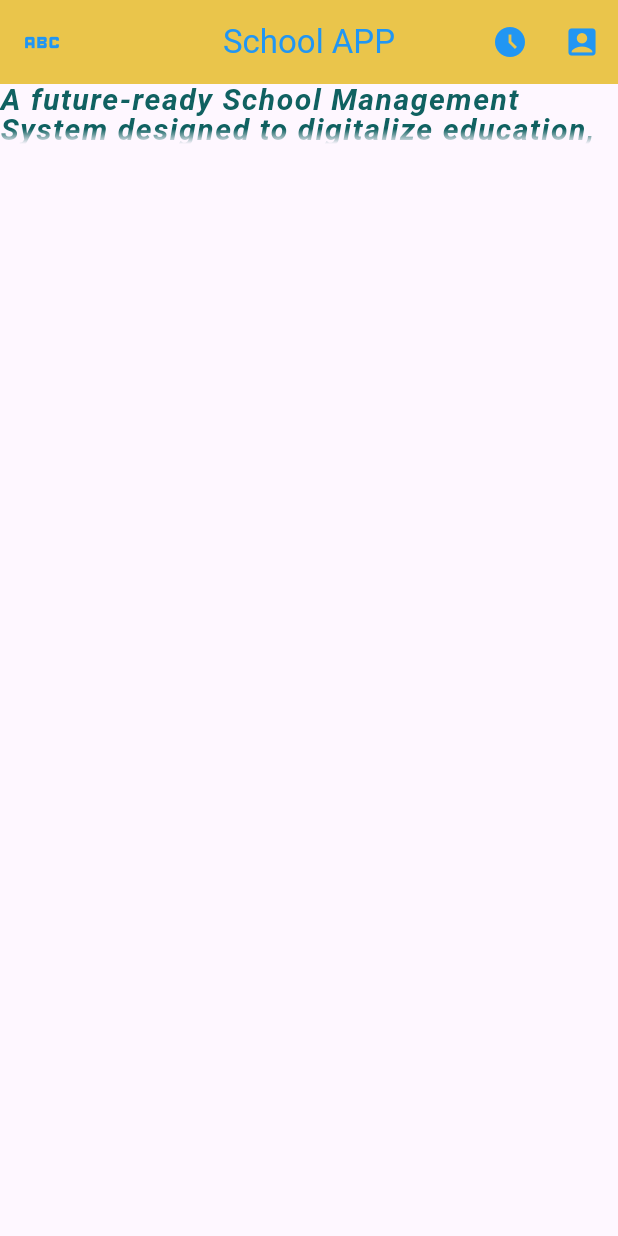
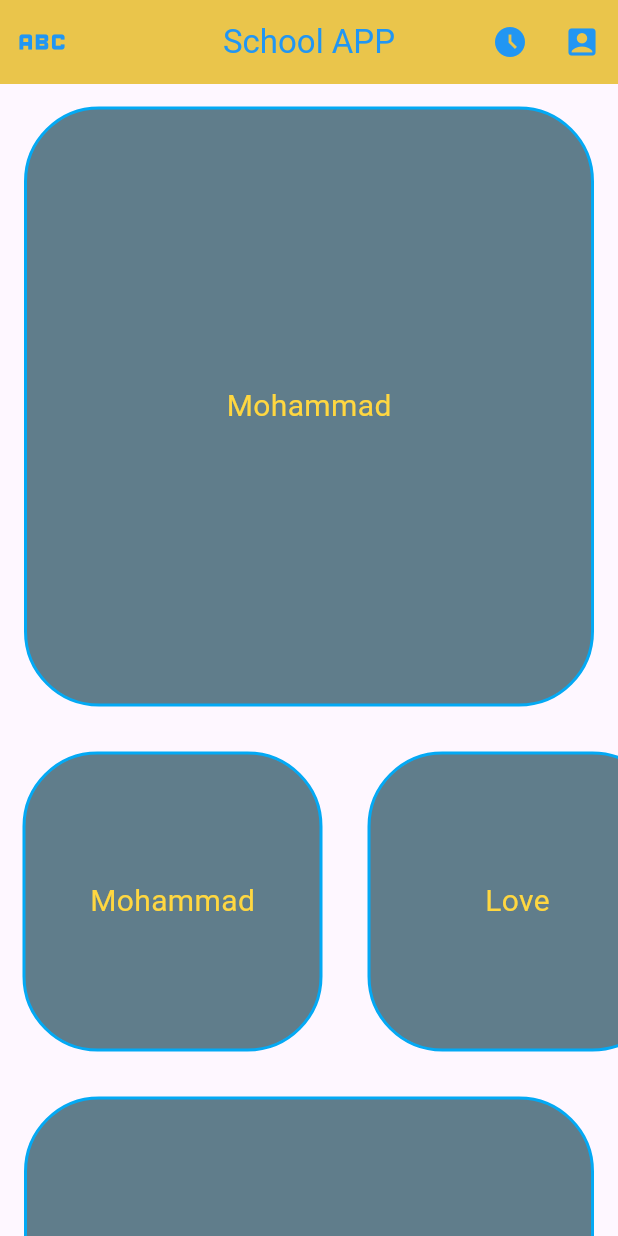
Before and after one commit to Mohammad-abdelhadi-2006/secret_flutter_project, a Flutter app: the screen it shows after launch, on a phone screen of 412 x 824 dp. Run offline on Flutter 3.47's test engine with Material 3 defaults, Android fonts, the phone set to English and light mode, and no system bars.

Commit message:
Implemented container creation and control features, and added vertical and horizontal scrolling functionality in the application.

```diff
--- a/lib/main.dart
+++ b/lib/main.dart
@@ -48,22 +48,97 @@ class SimpleProject extends StatelessWidget {
           onPressed: () {},
           icon: Icon(Icons.abc_outlined),
           color: Colors.blue,
-          iconSize: 30,
+          iconSize: 40,
         ),
       ),
-      body: Text(
-        "A future-ready School Management System designed to digitalize education, strengthen communication, and improve learning efficiency through modern technology and smart features.",
-        style: TextStyle(
-          fontSize: 20,
-          fontStyle: FontStyle.italic,
-          color: const Color.fromARGB(255, 16, 97, 97),
-          fontWeight: FontWeight.bold,
-          height: 1,
-          letterSpacing: 1,
+      body: SingleChildScrollView(
+        child: Column(
+          children: [
+            Container(
+              margin: EdgeInsets.all(15),
+              alignment: Alignment.center,
+              width: 380,
+              height: 400,
+              decoration: BoxDecoration(
+                color: Colors.blueGrey,
+                border: Border.all(width: 2, color: Colors.lightBlue),
+                borderRadius: BorderRadius.all(Radius.circular(50)),
+              ),
+              child: Text(
+                "Mohammad",
+                style: TextStyle(fontSize: 20, color: Colors.amberAccent),
+              ),
+            ),
+            SingleChildScrollView(
+              scrollDirection: Axis.horizontal,
+              child: Row(
+                children: [
+                  Container(
+                    margin: EdgeInsets.all(15),
+                    alignment: Alignment.center,
+                    width: 200,
+                    height: 200,
+                    decoration: BoxDecoration(
+                      color: Colors.blueGrey,
+                      border: Border.all(width: 2, color: Colors.lightBlue),
+                      borderRadius: BorderRadius.all(Radius.circular(50)),
+                    ),
+                    child: Text(
+                      "Mohammad",
+                      style: TextStyle(fontSize: 20, color: Colors.amberAccent),
+                    ),
+                  ),
+                  Container(
+                    margin: EdgeInsets.all(15),
+                    alignment: Alignment.center,
+                    width: 200,
+                    height: 200,
+                    decoration: BoxDecoration(
+                      color: Colors.blueGrey,
+                      border: Border.all(width: 2, color: Colors.lightBlue),
+                      borderRadius: BorderRadius.all(Radius.circular(50)),
+                    ),
+                    child: Text(
+                      "Love",
+                      style: TextStyle(fontSize: 20, color: Colors.amberAccent),
+                    ),
+                  ),
+                  Container(
+                    margin: EdgeInsets.all(15),
+                    alignment: Alignment.center,
+                    width: 200,
+                    height: 200,
+                    decoration: BoxDecoration(
+                      color: Colors.blueGrey,
+                      border: Border.all(width: 2, color: Colors.lightBlue),
+                      borderRadius: BorderRadius.all(Radius.circular(50)),
+                    ),
+                    child: Text(
+                      "You",
+                      style: TextStyle(fontSize: 20, color: Colors.amberAccent),
+                    ),
+                  ),
+                ],
+              ),
+            ),
+
+            Container(
+              margin: EdgeInsets.all(15),
+              alignment: Alignment.center,
+              width: 380,
+              height: 400,
+              decoration: BoxDecoration(
+                color: Colors.blueGrey,
+                border: Border.all(width: 2, color: Colors.lightBlue),
+                borderRadius: BorderRadius.all(Radius.circular(50)),
+              ),
+              child: Text(
+                "Mohammad",
+                style: TextStyle(fontSize: 20, color: Colors.amberAccent),
+              ),
+            ),
+          ],
         ),
-
-        maxLines: 2,
-        overflow: TextOverflow.fade,
       ),
     );
   }
```
